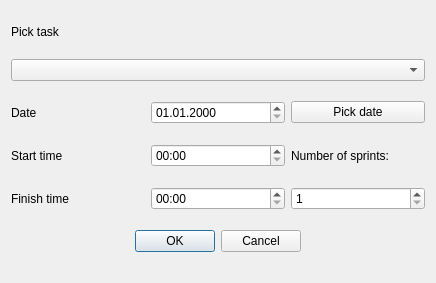
Old version of the form qt_gui/ui/add_sprint_dialog.ui in the repository ravenvz/SprintTimer.
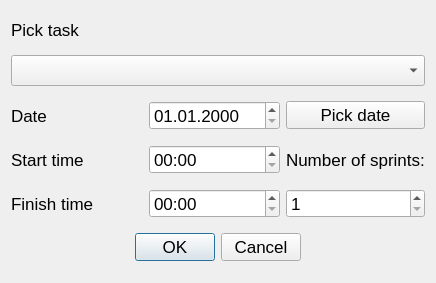
New version of the form.

Commit message: Fix font size issues in ui

Patch:
```diff
--- a/qt_gui/ui/add_sprint_dialog.ui
+++ b/qt_gui/ui/add_sprint_dialog.ui
@@ -16,6 +16,11 @@
   <layout class="QGridLayout" name="gridLayout">
    <item row="1" column="0" colspan="3">
     <widget class="QComboBox" name="cbPickTask">
+     <property name="font">
+      <font>
+       <pointsize>14</pointsize>
+      </font>
+     </property>
      <property name="toolTip">
       <string>Pick associated Todo Item</string>
      </property>
@@ -29,6 +34,11 @@
    </item>
    <item row="2" column="0">
     <widget class="QLabel" name="label">
+     <property name="font">
+      <font>
+       <pointsize>13</pointsize>
+      </font>
+     </property>
      <property name="text">
       <string>Date</string>
      </property>
@@ -36,6 +46,11 @@
    </item>
    <item row="2" column="1">
     <widget class="QDateEdit" name="dateEditSprintDate">
+     <property name="font">
+      <font>
+       <pointsize>13</pointsize>
+      </font>
+     </property>
      <property name="displayFormat">
       <string>dd.MM.yyyy</string>
      </property>
@@ -43,6 +58,11 @@
    </item>
    <item row="2" column="2">
     <widget class="QPushButton" name="pushButtonPickDate">
+     <property name="font">
+      <font>
+       <pointsize>13</pointsize>
+      </font>
+     </property>
      <property name="text">
       <string>Pick date</string>
      </property>
@@ -50,6 +70,11 @@
    </item>
    <item row="3" column="0">
     <widget class="QLabel" name="label_2">
+     <property name="font">
+      <font>
+       <pointsize>13</pointsize>
+      </font>
+     </property>
      <property name="text">
       <string>Start time</string>
      </property>
@@ -57,6 +82,11 @@
    </item>
    <item row="3" column="1">
     <widget class="QTimeEdit" name="timeEditSprintStartTime">
+     <property name="font">
+      <font>
+       <pointsize>13</pointsize>
+      </font>
+     </property>
      <property name="displayFormat">
       <string>hh:mm</string>
      </property>
@@ -64,6 +94,11 @@
    </item>
    <item row="4" column="0">
     <widget class="QLabel" name="label_3">
+     <property name="font">
+      <font>
+       <pointsize>13</pointsize>
+      </font>
+     </property>
      <property name="text">
       <string>Finish time</string>
      </property>
@@ -71,6 +106,11 @@
    </item>
    <item row="4" column="1">
     <widget class="QTimeEdit" name="timeEditSprintFinishTime">
+     <property name="font">
+      <font>
+       <pointsize>13</pointsize>
+      </font>
+     </property>
      <property name="displayFormat">
       <string>hh:mm</string>
      </property>
@@ -78,6 +118,11 @@
    </item>
    <item row="5" column="0" colspan="3" alignment="Qt::AlignHCenter">
     <widget class="QDialogButtonBox" name="buttonBoxConfirmOrCancel">
+     <property name="font">
+      <font>
+       <pointsize>13</pointsize>
+      </font>
+     </property>
      <property name="orientation">
       <enum>Qt::Horizontal</enum>
      </property>
@@ -96,7 +141,7 @@
      </property>
      <property name="font">
       <font>
-       <pointsize>9</pointsize>
+       <pointsize>13</pointsize>
       </font>
      </property>
      <property name="text">
@@ -106,6 +151,11 @@
    </item>
    <item row="3" column="2">
     <widget class="QLabel" name="lblNumSprints">
+     <property name="font">
+      <font>
+       <pointsize>13</pointsize>
+      </font>
+     </property>
      <property name="text">
       <string>Number of sprints:</string>
      </property>
@@ -113,6 +163,11 @@
    </item>
    <item row="4" column="2">
     <widget class="QSpinBox" name="sbNumSpints">
+     <property name="font">
+      <font>
+       <pointsize>13</pointsize>
+      </font>
+     </property>
      <property name="minimum">
       <number>1</number>
      </property>
```
The commit also changes 5 other files.
